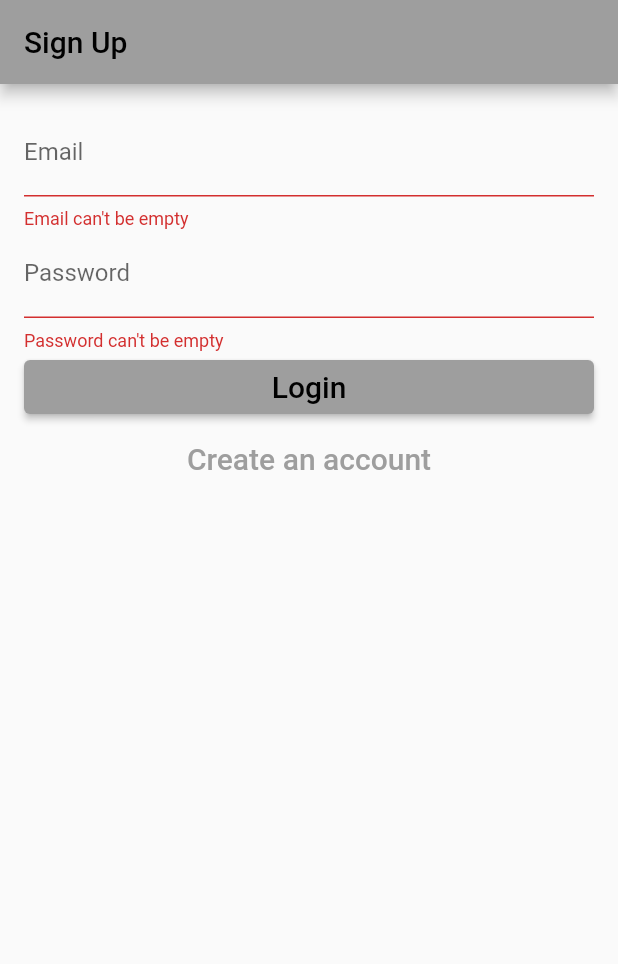
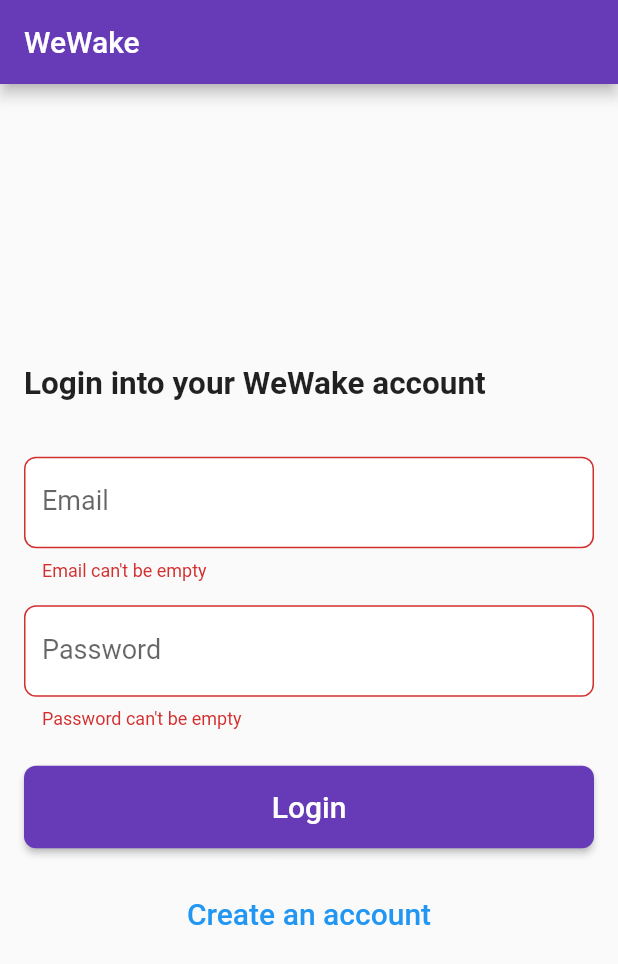
Before and after one commit to mithileshchellappan/wewake, a Flutter app: the screen it shows after launch, after a tap on "Login", on a phone screen of 412 x 824 dp. Shown: the top 964 px of the screen. Run offline on Flutter 3.47's test engine with Material 2 defaults, Android fonts, the phone set to English and light mode, and no system bars; our stand-ins replace shared_preferences.

Commit message:
ADD: Api for signUp
TODO: Login, store json from signup/login

```diff
--- /dev/null
+++ b/lib/api/auth.dart
@@ -0,0 +1,26 @@
+import 'package:alarm_test/constants/api.dart';
+import 'package:alarm_test/models/User.dart';
+import 'package:http/http.dart' as http;
+import 'dart:convert';
+
+Future<bool> signUp(String name, String email, String password) async {
+  try {
+    final route = Uri.parse("${apiRoute}/SignUp");
+    print(route);
+    var data = {"name": name, "email": email, "password": password};
+    var encodedData = json.encode(data);
+    print(encodedData);
+    final headers = {'Content-Type': 'application/json'};
+    final res = await http.post(route, headers: headers, body: encodedData);
+    print(res.statusCode);
+    if (res.statusCode == 200) {
+      print(jsonDecode(res.body.toString()));
+      return true;
+    } else {
+      return false;
+    }
+  } catch (e) {
+    print(e);
+    return false;
+  }
+}
--- /dev/null
+++ b/lib/constants/api.dart
@@ -0,0 +1,3 @@
+const apiDevBaseRoute = "http://192.168.0.130:5022/api";
+bool useDev = true;
+final apiRoute = useDev ? apiDevBaseRoute : null;
--- a/lib/main.dart
+++ b/lib/main.dart
@@ -16,7 +16,7 @@ class WeWake extends StatelessWidget {
     return MaterialApp(
         title: 'WeWake',
         theme: ThemeData(
-          primarySwatch: Colors.grey,
+          primarySwatch: Colors.deepPurple,
         ),
         initialRoute: SplashScreen.route,
         routes: {
--- a/lib/screens/signUpScreen.dart
+++ b/lib/screens/signUpScreen.dart
@@ -1,7 +1,9 @@
+import 'package:alarm_test/api/auth.dart';
 import 'package:flutter/material.dart';
 
 class SignUpScreen extends StatefulWidget {
   static String route = "signUpScreen";
+
   @override
   _SignUpScreenState createState() => _SignUpScreenState();
 }
@@ -36,9 +38,11 @@ class _SignUpScreenState extends State<SignUpScreen> {
     return false;
   }
 
-  void validateAndSubmit() {
+  void validateAndSubmit() async {
     if (validateAndSave()) {
-      print("Email: $_email, Password: $_password, Name: $_name");
+      if (_formType == FormType.register) {
+        bool res = await signUp(_name, _email, _password);
+      } else {}
     }
   }
 
@@ -46,70 +50,115 @@ class _SignUpScreenState extends State<SignUpScreen> {
   Widget build(BuildContext context) {
     return Scaffold(
       appBar: AppBar(
-        title: Text("Sign Up"),
+        title: Text("WeWake"),
       ),
       body: Container(
-        padding: EdgeInsets.all(16.0),
+        padding: const EdgeInsets.all(16.0),
         child: Form(
           key: _formKey,
           child: Column(
             crossAxisAlignment: CrossAxisAlignment.stretch,
-            children: buildInputs() + buildSubmitButtons(),
+            mainAxisAlignment: MainAxisAlignment.center,
+            children: [
+              Text(
+                  "${_formType == FormType.register ? "Sign Up to WeWake" : "Login into your WeWake account"}",
+                  style: TextStyle(fontSize: 21, fontWeight: FontWeight.bold)),
+              SizedBox(height: 20),
+              _formType == FormType.register
+                  ? TextFormField(
+                      decoration: InputDecoration(
+                        labelText: "Name",
+                        fillColor: Colors.white,
+                        filled: true,
+                        border: OutlineInputBorder(
+                          borderRadius: BorderRadius.circular(8.0),
+                        ),
+                      ),
+                      style: TextStyle(fontSize: 18.0),
+                      validator: (value) =>
+                          value!.isEmpty ? "Name can't be empty" : null,
+                      onSaved: (value) => _name = value!,
+                    )
+                  : Container(),
+              const SizedBox(height: 16.0),
+              TextFormField(
+                decoration: InputDecoration(
+                  labelText: "Email",
+                  fillColor: Colors.white,
+                  filled: true,
+                  border: OutlineInputBorder(
+                    borderRadius: BorderRadius.circular(8.0),
+                  ),
+                ),
+                style: TextStyle(fontSize: 18.0),
+                validator: (value) =>
+                    value!.isEmpty ? "Email can't be empty" : null,
+                onSaved: (value) => _email = value!,
+              ),
+              const SizedBox(height: 16.0),
+              TextFormField(
+                decoration: InputDecoration(
+                  labelText: "Password",
+                  fillColor: Colors.white,
+                  filled: true,
+                  border: OutlineInputBorder(
+                    borderRadius: BorderRadius.circular(8.0),
+                  ),
+                ),
+                style: const TextStyle(fontSize: 18.0),
+                obscureText: true,
+                validator: (value) =>
+                    value!.isEmpty ? "Password can't be empty" : null,
+                onSaved: (value) => _password = value!,
+              ),
+              const SizedBox(height: 24.0),
+              _formType == FormType.login
+                  ? ElevatedButton(
+                      child: Text("Login", style: TextStyle(fontSize: 20.0)),
+                      onPressed: validateAndSubmit,
+                      style: ElevatedButton.styleFrom(
+                        primary: Colors.deepPurple,
+                        onPrimary: Colors.white,
+                        padding: EdgeInsets.symmetric(vertical: 16.0),
+                        shape: RoundedRectangleBorder(
+                          borderRadius: BorderRadius.circular(8.0),
+                        ),
+                      ),
+                    )
+                  : ElevatedButton(
+                      child: Text(
+                        "Create an account",
+                        style: TextStyle(fontSize: 20.0),
+                      ),
+                      onPressed: validateAndSubmit,
+                      style: ElevatedButton.styleFrom(
+                        primary: Colors.deepPurple,
+                        onPrimary: Colors.white,
+                        padding: EdgeInsets.symmetric(vertical: 16.0),
+                        shape: RoundedRectangleBorder(
+                          borderRadius: BorderRadius.circular(8.0),
+                        ),
+                      ),
+                    ),
+              const SizedBox(height: 16.0),
+              TextButton(
+                onPressed:
+                    _formType == FormType.login ? moveToSignUp : moveToLogin,
+                style: TextButton.styleFrom(
+                  primary: Colors.blue,
+                  padding: EdgeInsets.symmetric(vertical: 16.0),
+                ),
+                child: Text(
+                  _formType == FormType.login
+                      ? "Create an account"
+                      : "Have an account? Login",
+                  style: TextStyle(fontSize: 20.0),
+                ),
+              ),
+            ],
           ),
         ),
       ),
     );
   }
-
-  List<Widget> buildInputs() {
-    return [
-      _formType == FormType.register
-          ? TextFormField(
-              decoration: InputDecoration(labelText: "Name"),
-              validator: (value) =>
-                  value!.isEmpty ? "Name can\'t be empty" : null,
-              onSaved: (value) => _name = value!,
-            )
-          : Container(),
-      TextFormField(
-        decoration: InputDecoration(labelText: "Email"),
-        validator: (value) => value!.isEmpty ? "Email can\'t be empty" : null,
-        onSaved: (value) => _email = value!,
-      ),
-      TextFormField(
-        decoration: InputDecoration(labelText: "Password"),
-        obscureText: true,
-        validator: (value) =>
-            value!.isEmpty ? "Password can\'t be empty" : null,
-        onSaved: (value) => _password = value!,
-      ),
-    ];
-  }
-
-  List<Widget> buildSubmitButtons() {
-    if (_formType == FormType.login) {
-      return [
-        ElevatedButton(
-          child: Text("Login", style: TextStyle(fontSize: 20.0)),
-          onPressed: validateAndSubmit,
-        ),
-        TextButton(
-          child: Text("Create an account", style: TextStyle(fontSize: 20.0)),
-          onPressed: moveToSignUp,
-        ),
-      ];
-    } else {
-      return [
-        ElevatedButton(
-          child: Text("Create an account", style: TextStyle(fontSize: 20.0)),
-          onPressed: validateAndSubmit,
-        ),
-        TextButton(
-          child:
-              Text("Have an account? Login", style: TextStyle(fontSize: 20.0)),
-          onPressed: moveToLogin,
-        ),
-      ];
-    }
-  }
 }
--- a/lib/screens/splashScreen.dart
+++ b/lib/screens/splashScreen.dart
@@ -29,7 +29,7 @@ class _SplashScreenState extends State<SplashScreen> {
   @override
   Widget build(BuildContext context) {
     return const Scaffold(
-      backgroundColor: Colors.blue,
+      backgroundColor: Colors.deepPurple,
       body: Center(
         child: Column(
           mainAxisAlignment: MainAxisAlignment.center,
```
